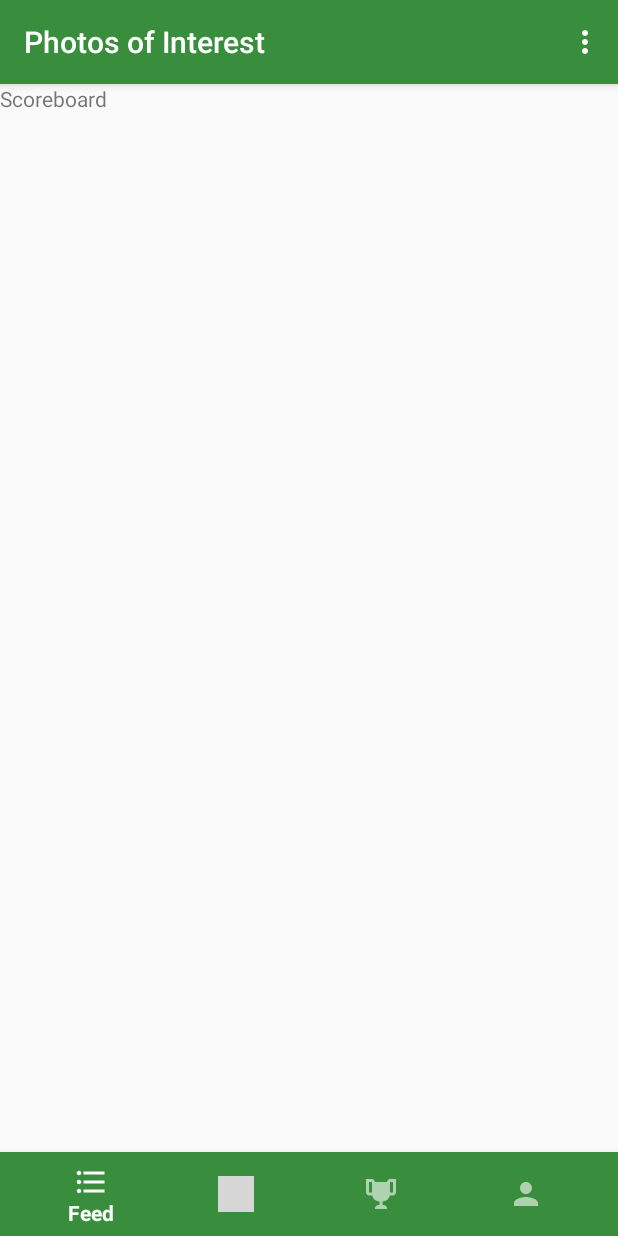
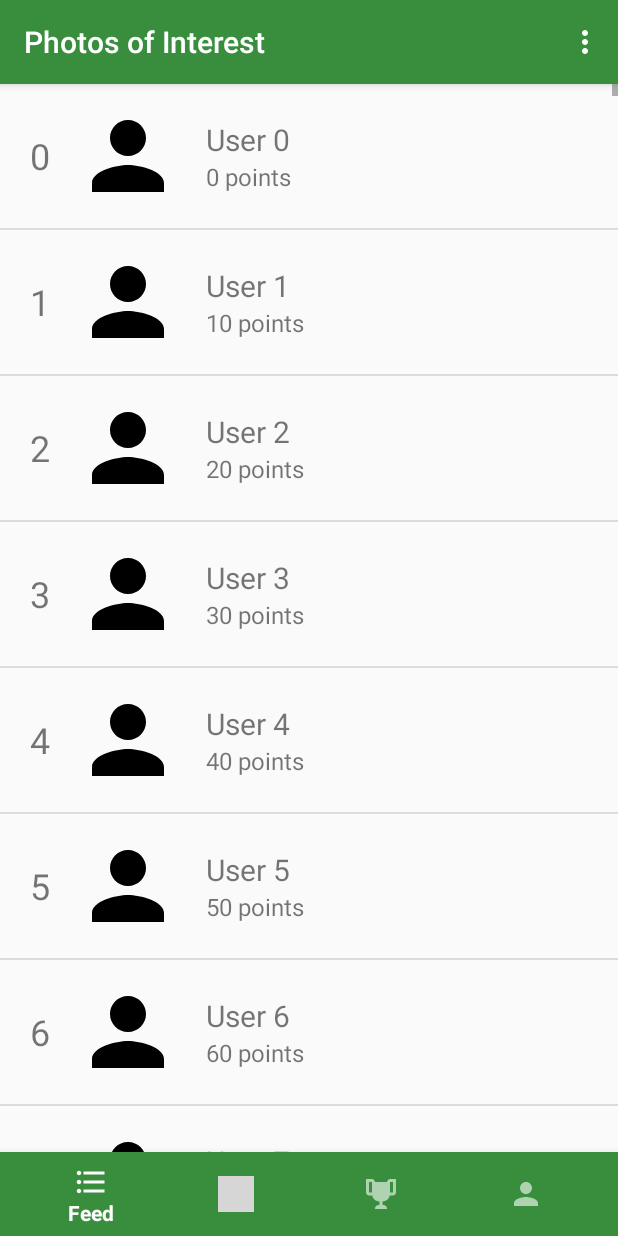
Before and after one commit to stefangeyer/photosofinterest, an Android app: the fragment ScoreboardFragment placed in its activity, on a phone screen of 412 x 824 dp. Run offline under Robolectric (Android 15) with nearby library versions, the phone set to English and light mode, and no system bars; our stand-ins replace CircleImageView, Dagger/Hilt's generated code; libraries missing offline, so code that uses them is left out: com.facebook.drawee; pictures from the network do not load; 3 statements that could not run were skipped; grey boxes are pictures that could not be loaded.

Commit message:
Initial design of scoreboard

```diff
--- /dev/null
+++ b/app/src/main/java/at/renehollander/photosofinterest/scoreboard/ScoreboardAdapter.kt
@@ -0,0 +1,44 @@
+package at.renehollander.photosofinterest.scoreboard
+
+import android.support.v7.widget.RecyclerView
+import android.view.LayoutInflater
+import android.view.View
+import android.view.ViewGroup
+import android.widget.TextView
+import at.renehollander.photosofinterest.R
+import de.hdodenhof.circleimageview.CircleImageView
+
+class ScoreboardAdapter(private val dataSet: Array<String>) : RecyclerView.Adapter<ScoreboardAdapter.ViewHolder>() {
+
+    class ViewHolder(v: View) : RecyclerView.ViewHolder(v) {
+        val rank: TextView
+        val username: TextView
+        val profileImage: CircleImageView
+        val points: TextView
+
+        init {
+            rank = v.findViewById(R.id.scoreboard_item_rank)
+            username = v.findViewById(R.id.scoreboard_item_username)
+            profileImage = v.findViewById(R.id.scoreboard_item_profileimage)
+            points = v.findViewById(R.id.scoreboard_item_points)
+        }
+
+        fun set(rank: Int, username: String, points: Int) {
+            this.rank.text = rank.toString()
+            this.username.text = username
+            this.points.text = "$points points"
+        }
+    }
+
+    override fun onCreateViewHolder(viewGroup: ViewGroup, viewType: Int): ViewHolder {
+        val v = LayoutInflater.from(viewGroup.context).inflate(R.layout.scoreboard_item, viewGroup, false)
+        return ViewHolder(v)
+    }
+
+    override fun onBindViewHolder(viewHolder: ViewHolder, position: Int) {
+        viewHolder.set(position, dataSet[position], position * 10)
+    }
+
+    override fun getItemCount() = dataSet.size
+
+}
--- a/app/src/main/java/at/renehollander/photosofinterest/scoreboard/ScoreboardFragment.kt
+++ b/app/src/main/java/at/renehollander/photosofinterest/scoreboard/ScoreboardFragment.kt
@@ -1,6 +1,9 @@
 package at.renehollander.photosofinterest.scoreboard
 
 import android.os.Bundle
+import android.support.v7.widget.DividerItemDecoration
+import android.support.v7.widget.LinearLayoutManager
+import android.support.v7.widget.RecyclerView
 import android.view.LayoutInflater
 import android.view.View
 import android.view.ViewGroup
@@ -15,10 +18,6 @@ class ScoreboardFragment @Inject constructor() : DaggerFragment(), ScoreboardCon
     @Inject
     lateinit var presenter: ScoreboardContract.Presenter
 
-    override fun onCreateView(inflater: LayoutInflater, container: ViewGroup?, savedInstanceState: Bundle?): View? {
-        return inflater.inflate(R.layout.fragment_scoreboard, container, false)
-    }
-
     override fun onResume() {
         super.onResume()
         presenter.takeView(this)
@@ -28,4 +27,28 @@ class ScoreboardFragment @Inject constructor() : DaggerFragment(), ScoreboardCon
         super.onDestroy()
         presenter.dropView()
     }
+
+    private lateinit var dataset: Array<String>
+
+    override fun onCreate(savedInstanceState: Bundle?) {
+        super.onCreate(savedInstanceState)
+        initDataset()
+    }
+
+    override fun onCreateView(inflater: LayoutInflater, container: ViewGroup?, savedInstanceState: Bundle?): View? {
+        val rootView = inflater.inflate(R.layout.fragment_scoreboard, container, false)
+        val list = rootView.findViewById<RecyclerView>(R.id.scoreboard_list);
+        val layoutManager = LinearLayoutManager(activity)
+        list.layoutManager = layoutManager
+        list.adapter = ScoreboardAdapter(dataset)
+
+        val dividerItemDecoration = DividerItemDecoration(list.getContext(), layoutManager.getOrientation())
+        list.addItemDecoration(dividerItemDecoration)
+
+        return rootView
+    }
+
+    private fun initDataset() {
+        dataset = Array(3000, { i -> "User $i" })
+    }
 }
--- a/app/src/main/res/layout/fragment_scoreboard.xml
+++ b/app/src/main/res/layout/fragment_scoreboard.xml
@@ -5,10 +5,9 @@
     android:layout_height="match_parent"
     tools:context=".scoreboard.ScoreboardFragment">
 
-    <!-- TODO: Update blank fragment layout -->
-    <TextView
+    <android.support.v7.widget.RecyclerView
+        android:id="@+id/scoreboard_list"
         android:layout_width="match_parent"
         android:layout_height="match_parent"
-        android:text="@string/title_scoreboard" />
-
+        android:scrollbars="vertical" />
 </FrameLayout>
--- /dev/null
+++ b/app/src/main/res/layout/scoreboard_item.xml
@@ -0,0 +1,46 @@
+<LinearLayout xmlns:android="http://schemas.android.com/apk/res/android"
+    xmlns:app="http://schemas.android.com/apk/res-auto"
+    android:layout_width="match_parent"
+    android:layout_height="96dp"
+    android:background="?attr/selectableItemBackground"
+    android:clickable="true"
+    android:focusable="true"
+    android:gravity="center_vertical">
+
+    <TextView
+        android:id="@+id/scoreboard_item_rank"
+        android:layout_width="wrap_content"
+        android:layout_height="wrap_content"
+        android:layout_marginStart="20dp"
+        android:textSize="24sp" />
+
+    <de.hdodenhof.circleimageview.CircleImageView
+        android:id="@+id/scoreboard_item_profileimage"
+        android:layout_width="72dp"
+        android:layout_height="72dp"
+        android:layout_marginStart="16dp"
+        android:src="@drawable/ic_person_black_24dp"
+        app:civ_border_width="0dp" />
+
+    <LinearLayout
+        android:layout_width="wrap_content"
+        android:layout_height="match_parent"
+        android:layout_marginStart="16dp"
+        android:gravity="center_vertical"
+        android:orientation="vertical">
+
+        <TextView
+            android:id="@+id/scoreboard_item_username"
+            android:layout_width="wrap_content"
+            android:layout_height="wrap_content"
+            android:textSize="20sp" />
+
+        <TextView
+            android:id="@+id/scoreboard_item_points"
+            android:layout_width="wrap_content"
+            android:layout_height="wrap_content"
+            android:textSize="16sp" />
+
+    </LinearLayout>
+
+</LinearLayout>
```
